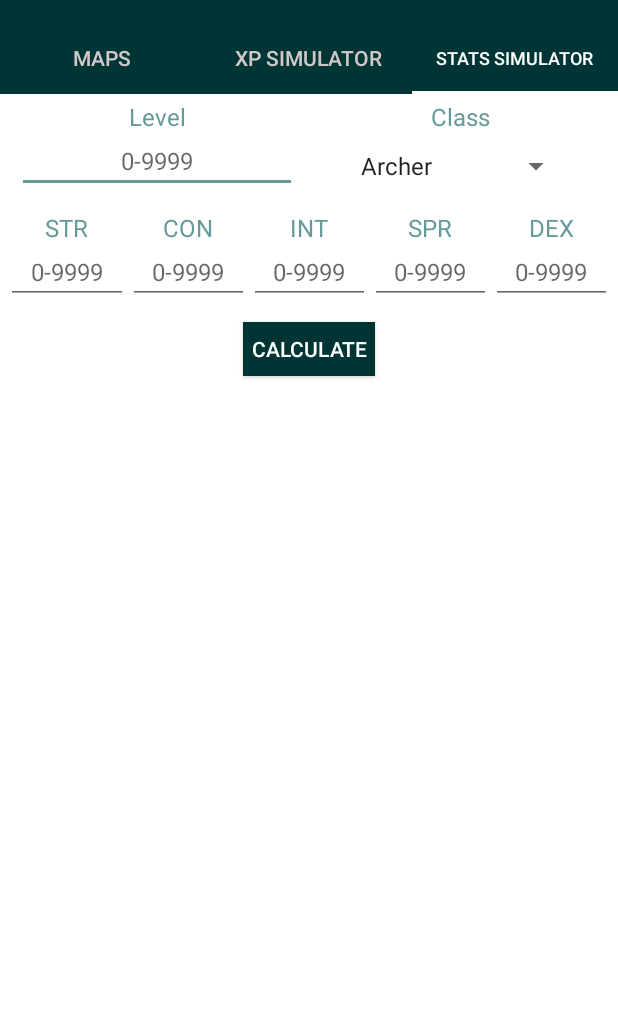
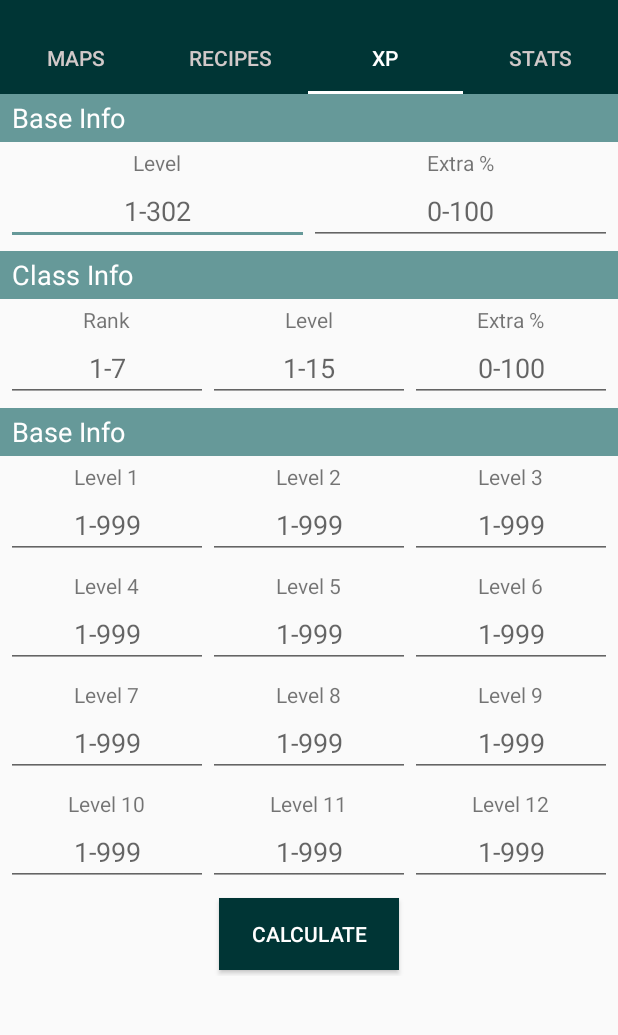
Before and after one commit to frapsMatheus/wiki-of-savior-android, an Android app: the screen it shows after launch (MainActivity), tab 3 chosen, on a phone screen of 412 x 824 dp, the part 62-1097 px from its top. Run offline under Robolectric (Android 15) with nearby library versions, the phone set to English and light mode, and no system bars; our stand-ins replace AdMob; libraries missing offline, so code that uses them is left out: com.crashlytics.android, com.kyleduo.switchbutton, com.parse, com.tonicartos.superslim, io.fabric.sdk; 13 statements that could not run were skipped.

Commit message:
V1.2 Adds recipe search

```diff
--- a/app/build.gradle
+++ b/app/build.gradle
@@ -23,8 +23,8 @@ android {
         applicationId "stepbystep.co.wikiofsavior"
         minSdkVersion 15
         targetSdkVersion 23
-        versionCode 7
-        versionName "1.1.2"
+        versionCode 8
+        versionName "1.2"
         multiDexEnabled true
     }
     buildTypes {
@@ -53,5 +53,5 @@ dependencies {
     compile 'com.google.android.gms:play-services-ads:8.4.0'
     compile 'com.google.android.gms:play-services-auth:8.4.0'
     compile 'com.google.android.gms:play-services-gcm:8.4.0'
-    compile 'com.purplebrain.adbuddiz.sdk:AdBuddiz-Java:3.+'
+    compile 'com.kyleduo.switchbutton:library:1.4.0'
 }
--- a/app/src/main/java/stepbystep/co/wikiofsavior/MainActivity.java
+++ b/app/src/main/java/stepbystep/co/wikiofsavior/MainActivity.java
@@ -11,19 +11,8 @@ import android.support.v4.view.ViewPager;
 import android.support.v7.app.AppCompatActivity;
 import android.support.v7.widget.SearchView;
 import android.support.v7.widget.Toolbar;
-import android.view.Menu;
-import android.view.MenuInflater;
 import android.view.MenuItem;
-import android.view.View;
 
-import com.purplebrain.adbuddiz.sdk.AdBuddiz;
-import com.revmob.RevMob;
-import com.revmob.RevMobAdsListener;
-import com.revmob.RevMobUserGender;
-
-import java.util.ArrayList;
-
-import stepbystep.co.wikiofsavior.Maps.MapsFragment;
 import stepbystep.co.wikiofsavior.Tabs.ViewPagerAdapter;
 
 /**
@@ -35,7 +24,6 @@ public class MainActivity extends AppCompatActivity {
     private TabLayout tabLayout;
     private ViewPager viewPager;
     private ViewPagerAdapter viewPagerAdapter;
-    private RevMob revmob;
 
     public SearchView mSearchView;
     public SearchManager mSearchManager;
@@ -54,7 +42,7 @@ public class MainActivity extends AppCompatActivity {
         toolbar = (Toolbar) findViewById(R.id.toolbar);
         tabLayout = (TabLayout) findViewById(R.id.tabs);
         viewPager = (ViewPager) findViewById(R.id.viewpager);
-
+        viewPager.setOffscreenPageLimit(4);
         /*
         Creating Adapter and setting that adapter to the viewPager
         setSupportActionBar method takes the toolbar and sets it as
@@ -71,6 +59,7 @@ public class MainActivity extends AppCompatActivity {
          */
 
         final TabLayout.Tab maps = tabLayout.newTab();
+        final TabLayout.Tab recipes = tabLayout.newTab();
         final TabLayout.Tab stats = tabLayout.newTab();
         final TabLayout.Tab xp = tabLayout.newTab();
 
@@ -79,8 +68,9 @@ public class MainActivity extends AppCompatActivity {
          */
 
         maps.setText("Maps");
-        xp.setText("XP Simulator");
-        stats.setText("Stats simulator");
+        recipes.setText("Recipes");
+        xp.setText("XP");
+        stats.setText("Stats");
 
         /*
         Adding the tab view to our tablayout at appropriate positions
@@ -88,8 +78,9 @@ public class MainActivity extends AppCompatActivity {
         the tablayout and like wise for other tabs as well
          */
         tabLayout.addTab(maps, 0);
-        tabLayout.addTab(xp, 1);
-        tabLayout.addTab(stats, 2);
+        tabLayout.addTab(recipes, 1);
+        tabLayout.addTab(xp, 2);
+        tabLayout.addTab(stats, 3);
         /*
         TabTextColor sets the color for the title of the tabs, passing a ColorStateList here makes
         tab change colors in different situations such as selected, active, inactive etc
--- a/app/src/main/java/stepbystep/co/wikiofsavior/Maps/MapsHeaderCell.java
+++ b/app/src/main/java/stepbystep/co/wikiofsavior/Maps/MapsHeaderCell.java
@@ -25,4 +25,9 @@ public class MapsHeaderCell extends RecyclerView.ViewHolder {
     public void setHeader(Integer lvl){
         mLevel.setText("Level " + String.valueOf(lvl));
     }
+
+    public void setHeader(String name)
+    {
+        mLevel.setText(name);
+    }
 }
--- a/app/src/main/java/stepbystep/co/wikiofsavior/Maps/MapsRecyclerAdapter.java
+++ b/app/src/main/java/stepbystep/co/wikiofsavior/Maps/MapsRecyclerAdapter.java
@@ -12,10 +12,10 @@ import android.view.View;
 import android.view.ViewGroup;
 import android.widget.ImageView;
 
+import com.crashlytics.android.answers.Answers;
+import com.crashlytics.android.answers.CustomEvent;
 import com.parse.GetDataCallback;
 import com.parse.ParseException;
-import com.purplebrain.adbuddiz.sdk.AdBuddiz;
-import com.revmob.RevMob;
 import com.tonicartos.superslim.GridSLM;
 import java.util.LinkedHashMap;
 
@@ -131,6 +131,7 @@ public class MapsRecyclerAdapter extends RecyclerView.Adapter<RecyclerView.ViewH
                 @Override
                 public void onClick(View v)
                 {
+                    Answers.getInstance().logCustom(new CustomEvent("Map opened"));
                     mImageDialog.show();
                     loadImage(map);
                 }
--- /dev/null
+++ b/app/src/main/java/stepbystep/co/wikiofsavior/Recipes/RecipesFragment.java
@@ -0,0 +1,193 @@
+package stepbystep.co.wikiofsavior.Recipes;
+
+import android.app.Activity;
+import android.content.DialogInterface;
+import android.graphics.Color;
+import android.os.Bundle;
+import android.support.annotation.Nullable;
+import android.support.v4.app.Fragment;
+import android.support.v4.content.ContextCompat;
+import android.support.v7.app.AlertDialog;
+import android.support.v7.widget.RecyclerView;
+import android.view.LayoutInflater;
+import android.view.View;
+import android.view.ViewGroup;
+import android.view.inputmethod.InputMethodManager;
+import android.widget.Button;
+import android.widget.CompoundButton;
+import android.widget.EditText;
+import android.widget.ProgressBar;
+import android.widget.TextView;
+
+import com.crashlytics.android.answers.Answers;
+import com.crashlytics.android.answers.CustomEvent;
+import com.kyleduo.switchbutton.SwitchButton;
+import com.parse.FindCallback;
+import com.parse.ParseException;
+import com.parse.ParseObject;
+import com.parse.ParseQuery;
+import com.tonicartos.superslim.LayoutManager;
+
+import java.util.ArrayList;
+import java.util.List;
+
+import stepbystep.co.wikiofsavior.DataTypes.Item;
+import stepbystep.co.wikiofsavior.R;
+import stepbystep.co.wikiofsavior.WikiOfSaviorAPP;
+
+/**
+ * Created by Fraps on 20/05/2016.
+ */
+public class RecipesFragment extends Fragment {
+
+    private SwitchButton mSwitch;
+    private TextView mRecipeTag;
+    private TextView mItemTag;
+    private EditText mEditField;
+    private RecyclerView mRecyclerView;
+    private Button       mSearchButton;
+    private LayoutManager mRecyclerLayout;
+    private TextView mMainText;
+
+    private ArrayList<Item> mItems;
+    private Item mMainItem;
+    private RecipesAdapter mItemsAdapter;
+    private ProgressBar mProgress;
+
+    public View onCreateView(LayoutInflater inflater, @Nullable ViewGroup container, @Nullable Bundle savedInstanceState) {
+        super.onCreate(savedInstanceState);
+        View v = inflater.inflate(R.layout.recipes_fragment, container, false);
+
+//        Set fields
+        mSwitch = (SwitchButton)v.findViewById(R.id.recipes_Switch);
+        mRecipeTag = (TextView)v.findViewById(R.id.recipes_RecipeTag);
+        mItemTag = (TextView)v.findViewById(R.id.recipes_ItemTag);
+        mEditField = (EditText)v.findViewById(R.id.recipes_EditText);
+        mRecyclerView = (RecyclerView)v.findViewById(R.id.recipes_RecyclerView);
+        mSearchButton = (Button)v.findViewById(R.id.recipes_SearchButton);
+        mProgress = (ProgressBar) v.findViewById(R.id.map_progress);
+        mMainText = (TextView)v.findViewById(R.id.recipe_MainText);
+        mProgress.setVisibility(View.GONE);
+
+        mSwitch.setOnCheckedChangeListener(new CompoundButton.OnCheckedChangeListener() {
+            @Override
+            public void onCheckedChanged(CompoundButton buttonView, boolean isChecked) {
+                if (isChecked) {
+                    mItemTag.setTextColor(ContextCompat.getColor(getActivity(),R.color.colorPrimary));
+                    mRecipeTag.setTextColor(Color.LTGRAY);
+                    mEditField.setHint(R.string.item_hint);
+                    mMainText.setText(getString(R.string.item_message));
+                } else {
+                    mItemTag.setTextColor(Color.LTGRAY);
+                    mRecipeTag.setTextColor(ContextCompat.getColor(getActivity(),R.color.colorPrimary));
+                    mEditField.setHint(R.string.recipes_hint);
+                    mMainText.setText(getString(R.string.recipe_message));
+                }
+            }
+        });
+
+        mSearchButton.setOnClickListener(new View.OnClickListener() {
+            @Override
+            public void onClick(View v) {
+                hideSoftKeyboard(getActivity());
+                if (mEditField.getText().toString().trim().length() != 0) {
+                    Answers.getInstance().logCustom(new CustomEvent("Recipe search"));
+                    mProgress.setVisibility(View.VISIBLE);
+                    mRecyclerView.setAdapter(null);
+                    if (mSwitch.isChecked()) {
+                        getRecipesForItem();
+                    } else {
+                        getItemsForRecipe();
+                    }
+                }
+            }
+        });
+
+        mRecyclerLayout = new LayoutManager(getActivity().getApplication());
+        mRecyclerView.setLayoutManager(mRecyclerLayout);
+
+        return v;
+    }
+
+    private void getRecipesForItem()
+    {
+        ParseQuery<ParseObject> query = ParseQuery.getQuery("RecipeItem");
+        final String recipeName = toTitleCase(mEditField.getText().toString());
+        query.whereEqualTo("item",recipeName);
+        query.findInBackground(new FindCallback<ParseObject>() {
+            @Override
+            public void done(List<ParseObject> objects, ParseException e) {
+                mProgress.setVisibility(View.GONE);
+                if (e == null && objects.size() > 0) {
+                    mMainItem = null;
+                    mItems = new ArrayList<>();
+                    for (ParseObject obj : objects) {
+                        if (mMainItem == null) {
+                            mMainItem = new Item(obj, Item.ItemType.Item);
+                        }
+                        mItems.add(new Item(obj, Item.ItemType.Recipe));
+                    }
+                    mItemsAdapter = new RecipesAdapter(mItems, mMainItem, Item.ItemType.Item);
+                    mRecyclerView.setAdapter(mItemsAdapter);
+                    WikiOfSaviorAPP app = (WikiOfSaviorAPP)getActivity().getApplication();
+                    app.adManager.showAd();
+                } else {
+                    showError("Couldn't find any item named " + recipeName);
+                }
+            }
+        });
+    }
+
+    private void getItemsForRecipe()
+    {
+        mProgress.setVisibility(View.VISIBLE);
+        ParseQuery<ParseObject> query = ParseQuery.getQuery("RecipeItem");
+        final String recipeName = toTitleCase(mEditField.getText().toString());
+        query.whereEqualTo("recipe",recipeName);
+        query.findInBackground(new FindCallback<ParseObject>() {
+            @Override
+            public void done(List<ParseObject> objects, ParseException e) {
+                mProgress.setVisibility(View.GONE);
+                if (e == null && objects.size() > 0) {
+                    mMainItem = null;
+                    mItems = new ArrayList<>();
+                    for (ParseObject obj : objects) {
+                        if (mMainItem == null) {
+                            mMainItem = new Item(obj, Item.ItemType.Recipe);
+                        }
+                        mItems.add(new Item(obj, Item.ItemType.Item));
+                    }
+                    WikiOfSaviorAPP app = (WikiOfSaviorAPP)getActivity().getApplication();
+                    app.adManager.showAd();
+                    mItemsAdapter = new RecipesAdapter(mItems, mMainItem, Item.ItemType.Recipe);
+                    mRecyclerView.setAdapter(mItemsAdapter);
+                } else {
+                    showError("Couldn't find any recipe named " + recipeName);
+                }
+            }
+        });
+    }
+
+    public static String toTitleCase(String givenString)
+    {
+        String[] arr = givenString.split(" ");
+        StringBuffer sb = new StringBuffer();
+
+        for (int i = 0; i < arr.length; i++) {
+            sb.append(Character.toUpperCase(arr[i].charAt(0)))
+                    .append(arr[i].substring(1)).append(" ");
+        }
+        return sb.toString().trim();
+    }
+
+    private void showError(String error)
+    {
+        mEditField.setError(error);
+    }
+
+    public static void hideSoftKeyboard(Activity activity)
+    {
+        InputMethodManager inputMethodManager = (InputMethodManager)  activity.getSystemService(Activity.INPUT_METHOD_SERVICE);
+        inputMethodManager.hideSoftInputFromWindow(activity.getCurrentFocus().getWindowToken(), 0);
+    }
+}
--- a/app/src/main/java/stepbystep/co/wikiofsavior/Tabs/ViewPagerAdapter.java
+++ b/app/src/main/java/stepbystep/co/wikiofsavior/Tabs/ViewPagerAdapter.java
@@ -5,6 +5,7 @@ import android.support.v4.app.FragmentManager;
 import android.support.v4.app.FragmentStatePagerAdapter;
 
 import stepbystep.co.wikiofsavior.Maps.MapsFragment;
+import stepbystep.co.wikiofsavior.Recipes.RecipesFragment;
 import stepbystep.co.wikiofsavior.Stats.StatsFragment;
 import stepbystep.co.wikiofsavior.XP_Simulator.XP_Fragment;
 
@@ -23,6 +24,8 @@ public class ViewPagerAdapter extends FragmentStatePagerAdapter {
             case 0:
                 return new MapsFragment();
             case 1:
+                return new RecipesFragment();
+            case 2:
                 return new XP_Fragment();
             default:
                 return new StatsFragment();
@@ -33,7 +36,7 @@ public class ViewPagerAdapter extends FragmentStatePagerAdapter {
 
     @Override
     public int getCount() {
-        return 3;           // As there are only 3 Tabs
+        return 4;           // As there are only 3 Tabs
     }
 
 }
--- a/app/src/main/java/stepbystep/co/wikiofsavior/WikiOfSaviorAPP.java
+++ b/app/src/main/java/stepbystep/co/wikiofsavior/WikiOfSaviorAPP.java
@@ -4,9 +4,10 @@ import android.app.Application;
 import android.content.Context;
 import android.support.multidex.MultiDex;
 
+import com.crashlytics.android.answers.Answers;
+import com.crashlytics.android.answers.ContentViewEvent;
 import com.parse.Parse;
 import com.crashlytics.android.Crashlytics;
-import com.purplebrain.adbuddiz.sdk.AdBuddiz;
 
 import io.fabric.sdk.android.Fabric;
 /**
@@ -22,6 +23,7 @@ public class WikiOfSaviorAPP extends Application
         super.onCreate();
         adManager = new AdManager(this);
         Fabric.with(this, new Crashlytics());
+
         Parse.enableLocalDatastore(this);
         Parse.initialize(this, "GurnUYv92UjyhN6hkfQibc3HYZgRclyldBP5Wzi2", "rMmmC3EFkJB3s4K7lW0KVdlAXjfjGhFeE1OPo2Fp");
 //        AdBuddiz.setPublisherKey("97c7d2d1-3fce-4ea5-8f29-21df104c1dcd");
--- a/app/src/main/java/stepbystep/co/wikiofsavior/XP_Simulator/XP_Results_Activity.java
+++ b/app/src/main/java/stepbystep/co/wikiofsavior/XP_Simulator/XP_Results_Activity.java
@@ -7,14 +7,11 @@ import android.support.v7.app.AppCompatActivity;
 import android.support.v7.widget.Toolbar;
 import android.text.Spannable;
 import android.text.SpannableString;
-import android.text.Spanned;
 import android.text.SpannedString;
 import android.text.TextUtils;
 import android.text.style.ForegroundColorSpan;
 import android.view.MenuItem;
 import android.widget.TextView;
-
-import com.purplebrain.adbuddiz.sdk.AdBuddiz;
 
 import java.util.ArrayList;
 
--- a/app/src/main/res/values/strings.xml
+++ b/app/src/main/res/values/strings.xml
@@ -9,5 +9,8 @@
     <!--Ads-->
     <string name="preference_file_key">stepbystep.co.wikiofsavior.ADS_Preferences</string>
     <string name="ad_count">adCount</string>
-
+    <string name="recipes_hint">Recipe</string>
+    <string name="item_hint">Item</string>
+    <string name="recipe_message">Enter the name of a recipe to find out its items.</string>
+    <string name="item_message">Enter the name of an item to find out if it belongs to any recipe.</string>
 </resources>
```
Also changed, not shown: app/src/main/java/stepbystep/co/wikiofsavior/DataTypes/Item.java (added, +37 -0 lines), app/src/main/java/stepbystep/co/wikiofsavior/Recipes/ItemCell.java (added, +56 -0 lines), app/src/main/java/stepbystep/co/wikiofsavior/Recipes/RecipesAdapter.java (added, +108 -0 lines), app/src/main/java/stepbystep/co/wikiofsavior/Stats/StatsFragment.java (+6 -6 lines), app/src/main/java/stepbystep/co/wikiofsavior/XP_Simulator/XP_Fragment.java (+3 -5 lines), app/src/main/res/layout/item_cell.xml (added, +30 -0 lines), app/src/main/res/layout/recipes_fragment.xml (added, +100 -0 lines), 1 other file.
